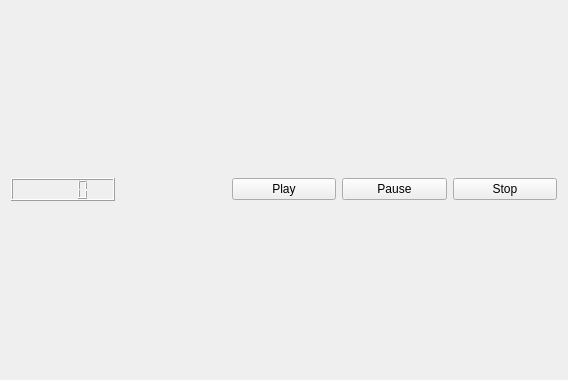
The window that My_caretoyresult/ct_videoview.ui (luizamici/caretoy) describes before a commit, drawn with Qt 5.
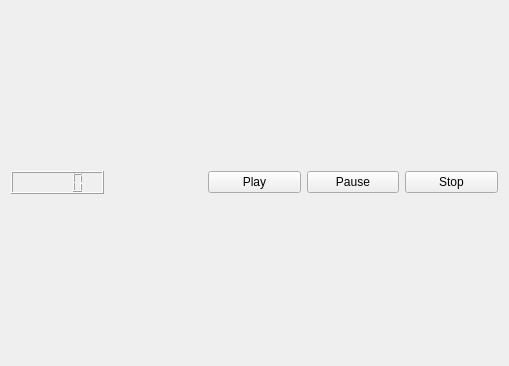
The same window after the commit. Custom widgets are drawn as their Qt base class.

```diff
--- a/My_caretoyresult/ct_videoview.ui
+++ b/My_caretoyresult/ct_videoview.ui
@@ -6,8 +6,8 @@
    <rect>
     <x>0</x>
     <y>0</y>
-    <width>568</width>
-    <height>380</height>
+    <width>509</width>
+    <height>366</height>
    </rect>
   </property>
   <property name="sizePolicy">
```
